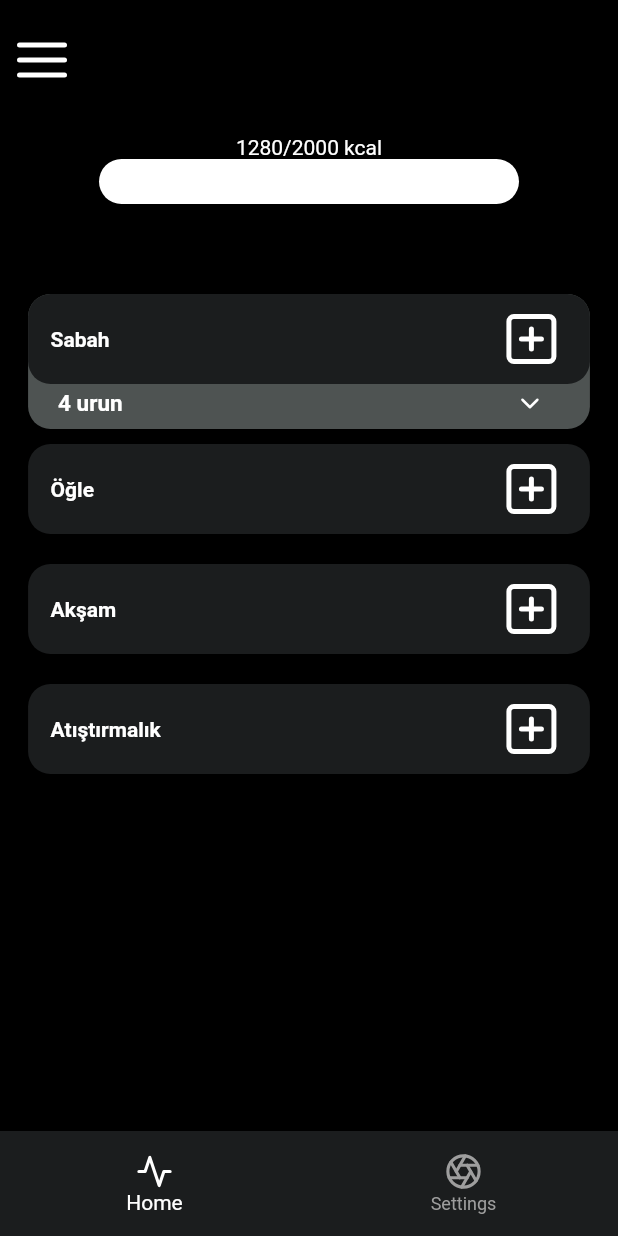
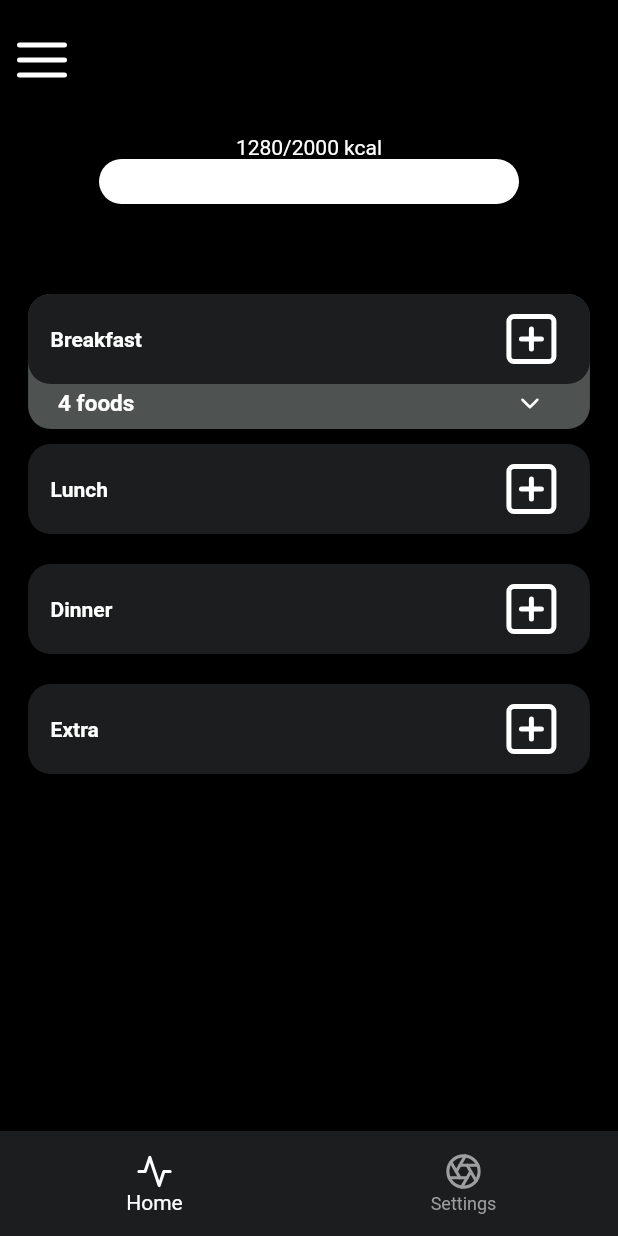
Before and after one commit to engineerturph/diethelper, a Flutter app: the screen it shows after launch, on a phone screen of 412 x 824 dp. Run offline on Flutter 3.47's test engine with Material 2 defaults, Android fonts, the phone set to English and light mode, and no system bars; our stand-ins replace flutter_feather_icons.

Commit message:
added foodbar

```diff
--- a/lib/Data/foods_list.dart
+++ b/lib/Data/foods_list.dart
@@ -2,6 +2,7 @@ import 'package:flutter/foundation.dart';
 import 'food.dart';
 
 class FoodData extends ChangeNotifier {
+  List<Food> BreakFastFoods = [];
   List<Food> FoodsList = [
     Food(
         name: 'Pizza',
--- a/lib/Screens/add_recipe_screen.dart
+++ b/lib/Screens/add_recipe_screen.dart
@@ -1,5 +1,4 @@
 import 'package:flutter/material.dart';
-import 'package:flutter_feather_icons/flutter_feather_icons.dart';
 import 'package:provider/provider.dart';
 import '../Data/foods_list.dart';
 import '../Data/food.dart';
--- a/lib/Screens/main_screen.dart
+++ b/lib/Screens/main_screen.dart
@@ -3,14 +3,9 @@ import "package:flutter_feather_icons/flutter_feather_icons.dart";
 import 'package:diethelper/constants.dart';
 import '../widgets/main screen widgets/main_body_widget.dart';
 
-class MainScreen extends StatefulWidget {
+class MainScreen extends StatelessWidget {
   static const id = '/';
 
-  @override
-  State<MainScreen> createState() => _MainScreenState();
-}
-
-class _MainScreenState extends State<MainScreen> {
   @override
   Widget build(BuildContext context) {
     return Scaffold(
--- a/lib/Screens/meal_screen.dart
+++ b/lib/Screens/meal_screen.dart
@@ -1,9 +1,13 @@
 import 'package:flutter/material.dart';
 import "package:flutter_feather_icons/flutter_feather_icons.dart";
+import '../Data/food.dart';
 import '../Widgets/meal screen widgets/meal_body_widget.dart';
 
 class MealScreen extends StatefulWidget {
+  MealScreen({this.curMeal});
+  Meals? curMeal;
   static const id = '/second';
+
   @override
   State<MealScreen> createState() => _MealScreenState();
 }
@@ -26,7 +30,7 @@ class _MealScreenState extends State<MealScreen> {
         ),
         title: null,
       ),
-      body: MealBodyWidget(),
+      body: MealBodyWidget(curMeal: widget.curMeal),
       drawer: Drawer(
         backgroundColor: Color(0xFF1B1D1E),
         child: ListView(
--- a/lib/Screens/recipe_screen.dart
+++ b/lib/Screens/recipe_screen.dart
@@ -93,7 +93,7 @@ class _RecipeScreenState extends State<RecipeScreen> {
                         color: kSecondaryColor,
                         child: Center(
                           child: Text(
-                            'SAVE',
+                            'ADD',
                             style: kMiddleTextStyle,
                           ),
                         ),
--- a/lib/Widgets/main screen widgets/main_body_widget.dart
+++ b/lib/Widgets/main screen widgets/main_body_widget.dart
@@ -1,7 +1,12 @@
 import 'package:diethelper/constants.dart';
 import 'package:flutter/material.dart';
 import 'package:flutter_feather_icons/flutter_feather_icons.dart';
+import 'package:provider/provider.dart';
+import '../../Data/animation_attr.dart';
+import '../../Data/food.dart';
+import '../../Data/foods_list.dart';
 import 'meal_box.dart';
+import 'recipe_box_main.dart';
 
 class MainBodyWidget extends StatefulWidget {
   @override
@@ -9,20 +14,26 @@ class MainBodyWidget extends StatefulWidget {
 }
 
 class _MainBodyWidgetState extends State<MainBodyWidget> {
-  List<Widget> mealArray = [];
+  List<Widget> mealArray = [
+    MealWithRecipe(
+        mealWidget: MealBox(
+      innerText: 'Breakfast',
+      mealData: Meals.Morning,
+    )),
+    MealBox(
+      innerText: 'Lunch',
+      mealData: Meals.Afternoon,
+    ),
+    MealBox(
+      innerText: 'Dinner',
+      mealData: Meals.Night,
+    ),
+    MealBox(
+      innerText: 'Extra',
+      mealData: Meals.Extra,
+    ),
+  ];
   bool isExpanded = false;
-
-  @override
-  void initState() {
-    mealArray = [
-      MealWithRecipe(mealWidget: MealBox('Sabah')),
-      MealBox('Öğle'),
-      MealBox('Akşam'),
-      MealBox('Atıştırmalık'),
-    ];
-    // TODO: implement initState
-    super.initState();
-  }
 
   @override
   Widget build(BuildContext context) {
@@ -58,21 +69,18 @@ class _MainBodyWidgetState extends State<MainBodyWidget> {
   }
 }
 
-class MealWithRecipe extends StatefulWidget {
+class MealWithRecipe extends StatelessWidget {
   MealWithRecipe({required this.mealWidget});
+
   Widget mealWidget;
-  @override
-  State<MealWithRecipe> createState() => _MealWithRecipeState();
-}
 
-class _MealWithRecipeState extends State<MealWithRecipe> {
   @override
   Widget build(BuildContext context) {
     return Padding(
       padding: const EdgeInsets.symmetric(vertical: 10.0),
       child: Stack(children: [
         Container(
-          height: 90.0,
+          height: context.watch<AnimationAttrData>().columnHeight + 70.0,
           decoration: BoxDecoration(
             color: kSecondaryColor,
             borderRadius: BorderRadius.circular(15.0),
@@ -86,39 +94,72 @@ class _MealWithRecipeState extends State<MealWithRecipe> {
               right: 16.0,
             ),
             child: Container(
-              height: 20.0,
+              height: context.watch<AnimationAttrData>().columnHeight,
               child: Column(
                 children: [
                   Row(
                     mainAxisAlignment: MainAxisAlignment.spaceBetween,
                     children: [
                       Text(
-                        '4 urun',
+                        '4 foods',
                         style: kMiddleTextStyle.copyWith(fontSize: 15.0),
                       ),
                       SizedBox(
                         height: 20.0,
-                        child: TextButton(
-                          onPressed: () {
-                            print('sa');
-                          },
-                          child: Icon(
-                            FeatherIcons.chevronDown,
-                            color: Colors.white,
-                            size: 20.0,
-                          ),
-                          style: kButtonStyle,
-                        ),
+                        child: ExtendButton(),
                       )
                     ],
                   ),
+                  ...context.watch<AnimationAttrData>().columnThings,
                 ],
               ),
             ),
           ),
         ),
-        widget.mealWidget
+        mealWidget
       ]),
     );
   }
 }
+
+//context.watch<AnimationAttrData>().columnThings
+class ExtendButton extends StatelessWidget {
+  @override
+  Widget build(BuildContext context) {
+    return TextButton(
+      onPressed: () {
+        if (!context.read<AnimationAttrData>().expanded) {
+          int length = context.read<FoodData>().BreakFastFoods.length;
+          for (var i = 0;
+              i < context.read<FoodData>().BreakFastFoods.length;
+              i++) {
+            context.read<AnimationAttrData>().columnThings.add(RecipeBoxMain(
+                  index: i,
+                ));
+          }
+          context.read<AnimationAttrData>().columnHeight =
+              20 + 64 * length.toDouble();
+          context.read<AnimationAttrData>().expandIcon = FeatherIcons.chevronUp;
+          context.read<AnimationAttrData>().expanded = true;
+        } else if (context.read<AnimationAttrData>().expanded) {
+          for (var i = 0;
+              i < context.read<FoodData>().BreakFastFoods.length;
+              i++) {
+            context.read<AnimationAttrData>().columnThings.removeAt(0);
+          }
+          context.read<AnimationAttrData>().columnHeight = 20.0;
+          context.read<AnimationAttrData>().expandIcon =
+              FeatherIcons.chevronDown;
+          context.read<AnimationAttrData>().expanded = false;
+        }
+        context.read<AnimationAttrData>().notifyListeners();
+      },
+      child: Icon(
+        context.watch<AnimationAttrData>().expandIcon,
+        color: Colors.white,
+        size: 20.0,
+      ),
+      style: kButtonStyle,
+    );
+  }
+}
--- a/lib/Widgets/main screen widgets/meal_box.dart
+++ b/lib/Widgets/main screen widgets/meal_box.dart
@@ -2,10 +2,11 @@ import 'package:diethelper/constants.dart';
 import 'package:flutter/material.dart';
 import 'package:flutter_feather_icons/flutter_feather_icons.dart';
 import '../../Screens/meal_screen.dart';
+import '../../Data/food.dart';
 
 class MealBox extends StatelessWidget {
-  MealBox(this.innerText);
-
+  MealBox({required this.innerText, required this.mealData});
+  Meals mealData;
   String innerText = '';
   @override
   Widget build(BuildContext context) {
@@ -31,7 +32,8 @@ class MealBox extends StatelessWidget {
                 onPressed: () {
                   Navigator.push(
                     context,
-                    MaterialPageRoute(builder: (context) => MealScreen()),
+                    MaterialPageRoute(
+                        builder: (context) => MealScreen(curMeal: mealData)),
                   );
                 },
                 child: Icon(
--- a/lib/Widgets/meal screen widgets/meal_body_widget.dart
+++ b/lib/Widgets/meal screen widgets/meal_body_widget.dart
@@ -1,5 +1,6 @@
 import 'package:diethelper/Screens/add_recipe_screen.dart';
 import 'package:diethelper/constants.dart';
+import '../../Data/food.dart';
 import 'recipe_box.dart';
 import 'package:flutter/material.dart';
 import 'package:flutter_feather_icons/flutter_feather_icons.dart';
@@ -7,14 +8,25 @@ import 'package:provider/provider.dart';
 import '../../Data/foods_list.dart';
 
 class MealBodyWidget extends StatefulWidget {
-  const MealBodyWidget({Key? key}) : super(key: key);
-
+  MealBodyWidget({this.curMeal});
+  Meals? curMeal;
   @override
   State<MealBodyWidget> createState() => _MealBodyWidgetState();
 }
 
 class _MealBodyWidgetState extends State<MealBodyWidget> {
-  @override
+  String? getname() {
+    if (widget.curMeal == Meals.Extra) {
+      return 'Extra';
+    } else if (widget.curMeal == Meals.Morning) {
+      return 'Breakfast';
+    } else if (widget.curMeal == Meals.Afternoon) {
+      return 'Lunch';
+    } else if (widget.curMeal == Meals.Night) {
+      return 'Dinner';
+    }
+  }
+
   @override
   Widget build(BuildContext context) {
     return Column(
@@ -31,7 +43,7 @@ class _MealBodyWidgetState extends State<MealBodyWidget> {
                   Padding(
                     padding: const EdgeInsets.all(15.0),
                     child: Text(
-                      'Atistirmalik',
+                      getname() ?? '',
                       style: kMiddleTextStyle,
                     ),
                   ),
```
Also changed, not shown: lib/Data/animation_attr.dart (added, +41 -0 lines), lib/Widgets/main screen widgets/recipe_box_main.dart (added, +43 -0 lines), lib/Widgets/recipe screen widgets/recipe_type_chooser_dropdown_button.dart (+4 -6 lines), lib/main.dart (+10 -2 lines).
